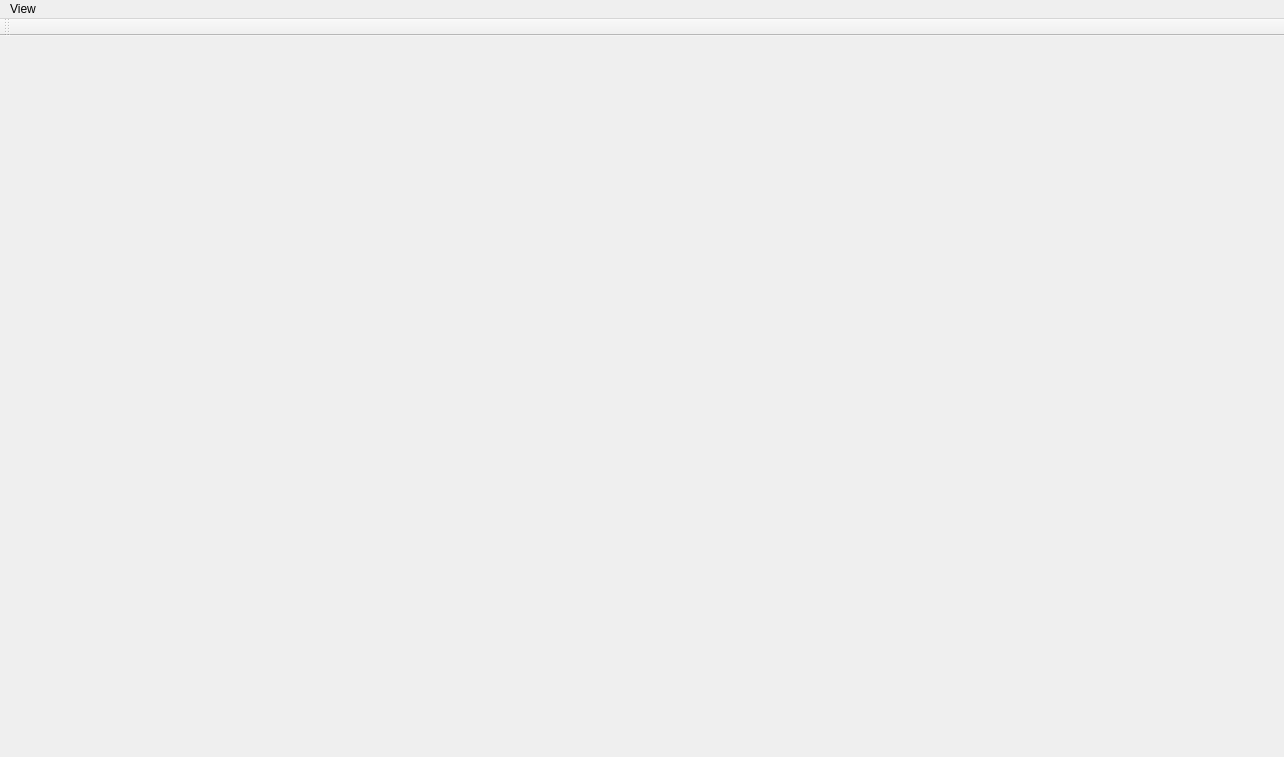
Before: the Qt Designer form MainWindow.ui in ntorm1/Nexus, drawn with Qt 5.
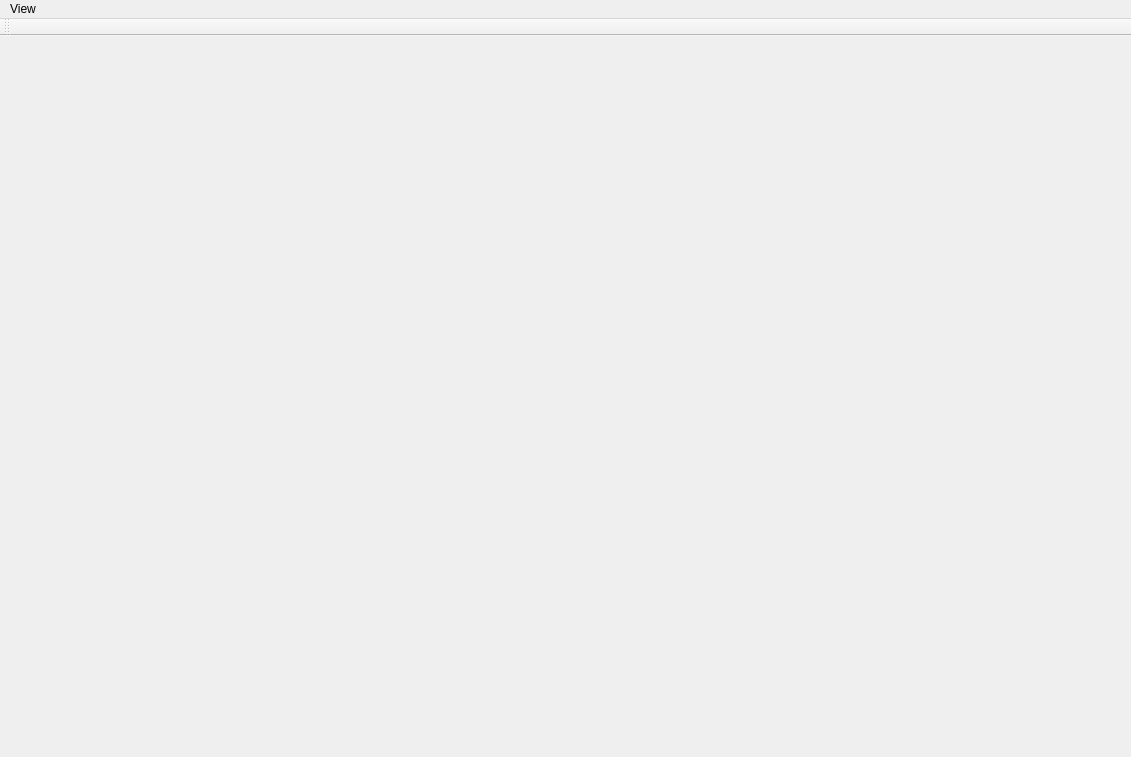
After: the same form once the commit is applied.

```diff
--- a/MainWindow.ui
+++ b/MainWindow.ui
@@ -6,7 +6,7 @@
 			<rect>
 				<x>0</x>
 				<y>0</y>
-				<width>1284</width>
+    <width>1131</width>
 				<height>757</height>
 			</rect>
 		</property>
@@ -19,8 +19,8 @@
 				<rect>
 					<x>0</x>
 					<y>0</y>
-					<width>1284</width>
-					<height>21</height>
+     <width>1131</width>
+     <height>22</height>
 				</rect>
 			</property>
 			<widget class="QMenu" name="menuView">
```
Left out of the diff: 1 changed line with no effect on the pictures. Lines whose indentation alone changed are shown as unchanged.
